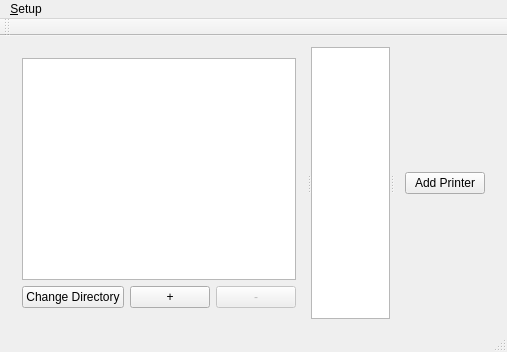
Qt form mainwindow.ui (zaphodbe/SantaShip) before a commit.
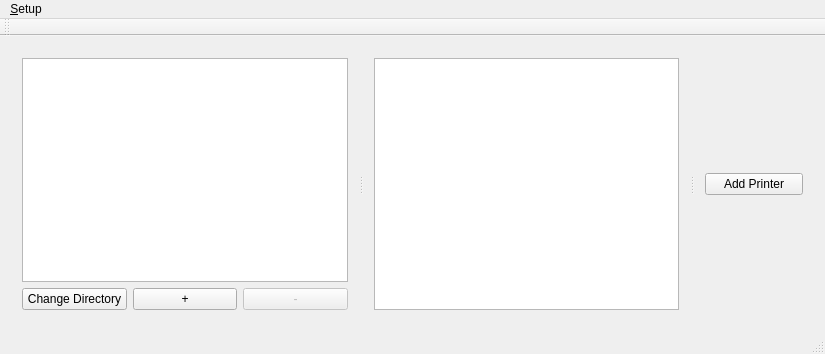
The same form after that commit.

Patch:
```diff
--- a/mainwindow.ui
+++ b/mainwindow.ui
@@ -6,8 +6,8 @@
    <rect>
     <x>0</x>
     <y>0</y>
-    <width>507</width>
-    <height>352</height>
+    <width>825</width>
+    <height>354</height>
    </rect>
   </property>
   <property name="windowTitle">
@@ -26,7 +26,7 @@
       <property name="orientation">
        <enum>Qt::Horizontal</enum>
       </property>
-      <widget class="QWidget" name="">
+      <widget class="QWidget" name="layoutWidget">
        <layout class="QVBoxLayout" name="verticalLayout">
         <item>
          <widget class="QListView" name="listView">
@@ -83,7 +83,20 @@
         </item>
        </layout>
       </widget>
-      <widget class="QGraphicsView" name="graphicsView"/>
+      <widget class="QWidget" name="">
+       <layout class="QVBoxLayout" name="verticalLayoutGraphics">
+        <item>
+         <widget class="QGraphicsView" name="graphicsView"/>
+        </item>
+        <item>
+         <layout class="QGridLayout" name="gridLayoutLayoutButtons">
+          <property name="sizeConstraint">
+           <enum>QLayout::SetMinAndMaxSize</enum>
+          </property>
+         </layout>
+        </item>
+       </layout>
+      </widget>
       <widget class="QWidget" name="verticalLayoutWidget">
        <layout class="QVBoxLayout" name="verticalLayoutPrintButtons">
         <item>
@@ -104,7 +117,7 @@
     <rect>
      <x>0</x>
      <y>0</y>
-     <width>507</width>
+     <width>825</width>
      <height>22</height>
     </rect>
    </property>
```
Left out of the diff: 9 changed lines with no effect on the pictures.
